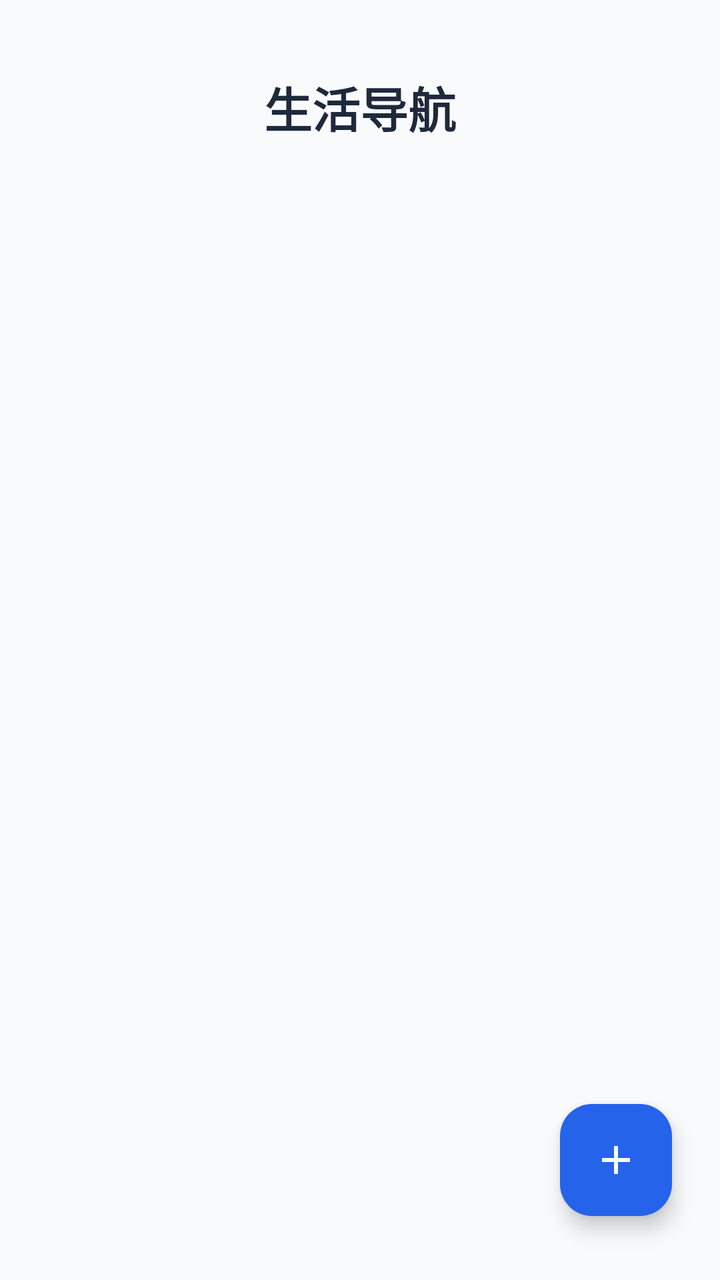
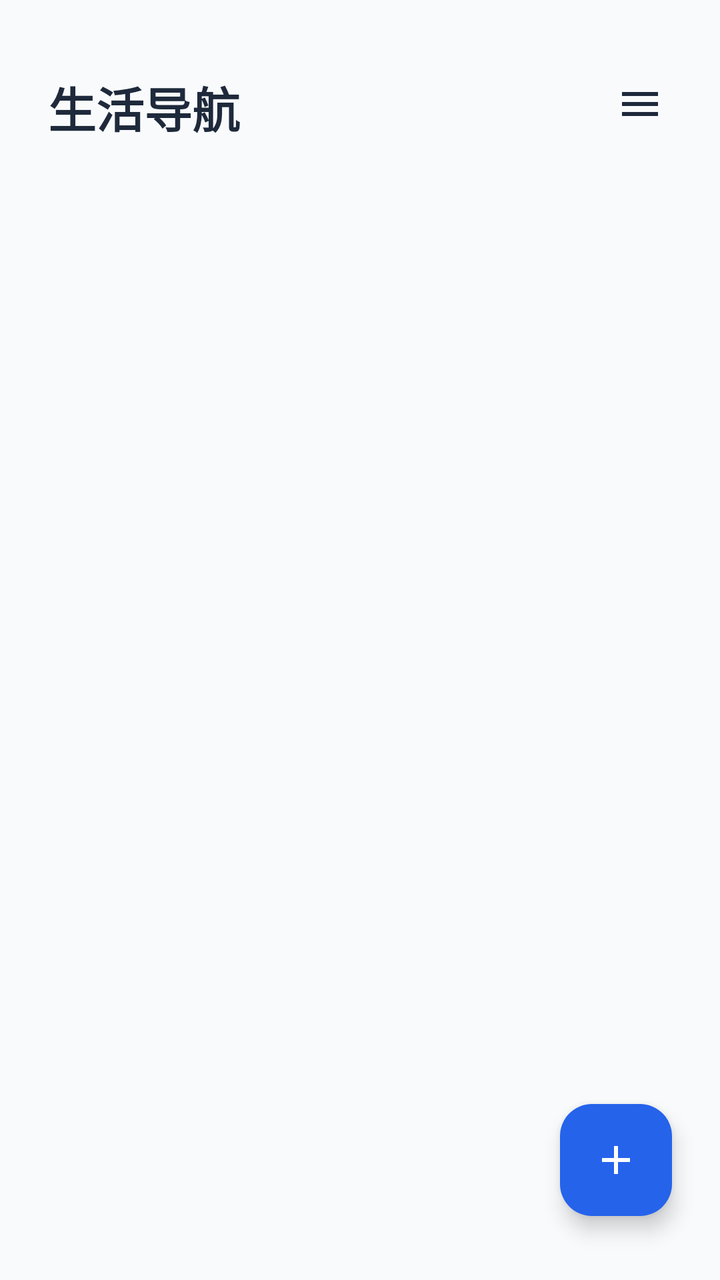

Before-and-after screenshots of an Android layout around one commit, followed by the original layout XML and the change that was made.
<!-- AndroidManifest.xml: application theme Theme.Daohang -->
<!-- res/layout/activity_main.xml -->
<?xml version="1.0" encoding="utf-8"?>
<androidx.constraintlayout.widget.ConstraintLayout xmlns:android="http://schemas.android.com/apk/res/android"
    xmlns:app="http://schemas.android.com/apk/res-auto"
    android:layout_width="match_parent"
    android:layout_height="match_parent"
    android:background="@color/bg_main">

    
    <TextView
        android:id="@+id/tvTitle"
        android:layout_width="wrap_content"
        android:layout_height="wrap_content"
        android:text="@string/app_name"
        android:textSize="24sp"
        android:textStyle="bold"
        android:textColor="@color/text_primary"
        android:layout_marginTop="36dp"
        app:layout_constraintTop_toTopOf="parent"
        app:layout_constraintStart_toStartOf="parent"
        app:layout_constraintEnd_toEndOf="parent" />

    
    <androidx.recyclerview.widget.RecyclerView
        android:id="@+id/recyclerView"
        android:layout_width="0dp"
        android:layout_height="0dp"
        android:layout_marginStart="24dp"
        android:layout_marginEnd="24dp"
        android:layout_marginTop="24dp"
        android:clipToPadding="false"
        app:layout_constraintTop_toBottomOf="@id/tvTitle"
        app:layout_constraintBottom_toBottomOf="parent"
        app:layout_constraintStart_toStartOf="parent"
        app:layout_constraintEnd_toEndOf="parent" />

    
    <com.google.android.material.floatingactionbutton.FloatingActionButton
        android:id="@+id/fabAdd"
        android:layout_width="wrap_content"
        android:layout_height="wrap_content"
        android:layout_marginEnd="24dp"
        android:layout_marginBottom="32dp"
        android:src="@drawable/ic_add"
        android:contentDescription="添加导航"
        app:backgroundTint="@color/primary"
        app:tint="@android:color/white"
        app:fabSize="normal"
        app:layout_constraintBottom_toBottomOf="parent"
        app:layout_constraintEnd_toEndOf="parent" />

</androidx.constraintlayout.widget.ConstraintLayout>
<!-- resources referenced by this layout -->
<resources>
  <color name="bg_main">#FFF8FAFC</color>
  <color name="primary">#FF2563EB</color>
  <color name="text_primary">#FF1E293B</color>
  <!-- drawable ic_add (drawable) -->
  <vector xmlns:android="http://schemas.android.com/apk/res/android"
      android:width="24dp"
      android:height="24dp"
      android:viewportWidth="24"
      android:viewportHeight="24">
      <path
          android:fillColor="#FFFFFFFF"
          android:pathData="M19,13h-6v6h-2v-6H5v-2h6V5h2v6h6v2z" />
  </vector>
  <string name="app_name">生活导航</string>
  <style name="Theme.Daohang" parent="Theme.Material3.Light.NoActionBar">
          <item name="colorPrimary">@color/primary</item>
          <item name="colorPrimaryDark">@color/primary_dark</item>
          <item name="colorAccent">@color/accent</item>
          <item name="android:statusBarColor">@color/toolbar_bg</item>
          <item name="android:windowLightStatusBar">true</item>
      </style>
  <color name="primary_dark">#FF1E40AF</color>
  <color name="accent">#FF3B82F6</color>
  <color name="toolbar_bg">#FFFFFFFF</color>
</resources>

<!-- the commit's change to res/layout/activity_main.xml (unified diff, before → after) -->
@@ -8,15 +8,32 @@
     
     <TextView
         android:id="@+id/tvTitle"
-        android:layout_width="wrap_content"
+        android:layout_width="0dp"
         android:layout_height="wrap_content"
         android:text="@string/app_name"
         android:textSize="24sp"
         android:textStyle="bold"
         android:textColor="@color/text_primary"
         android:layout_marginTop="36dp"
+        android:layout_marginStart="24dp"
+        android:gravity="center_vertical"
         app:layout_constraintTop_toTopOf="parent"
         app:layout_constraintStart_toStartOf="parent"
+        app:layout_constraintEnd_toStartOf="@id/btnSettings"
+        app:layout_constraintHorizontal_bias="0.0" />
+
+    
+    <ImageButton
+        android:id="@+id/btnSettings"
+        android:layout_width="40dp"
+        android:layout_height="40dp"
+        android:layout_marginEnd="20dp"
+        android:layout_marginTop="32dp"
+        android:src="@drawable/ic_menu"
+        android:background="?attr/selectableItemBackgroundBorderless"
+        android:contentDescription="设置"
+        app:tint="@color/text_primary"
+        app:layout_constraintTop_toTopOf="parent"
         app:layout_constraintEnd_toEndOf="parent" />
 
     
<!-- resource entries referenced after the edit -->
@@ -13,6 +13,16 @@
           android:fillColor="#FFFFFFFF"
           android:pathData="M19,13h-6v6h-2v-6H5v-2h6V5h2v6h6v2z" />
   </vector>
+  <!-- drawable ic_menu (drawable) -->
+  <vector xmlns:android="http://schemas.android.com/apk/res/android"
+      android:width="24dp"
+      android:height="24dp"
+      android:viewportWidth="24"
+      android:viewportHeight="24">
+      <path
+          android:fillColor="#000000"
+          android:pathData="M3,6h18v2H3V6zM3,11h18v2H3V11zM3,16h18v2H3V16z"/>
+  </vector>
   <string name="app_name">生活导航</string>
   <style name="Theme.Daohang" parent="Theme.Material3.Light.NoActionBar">
           <item name="colorPrimary">@color/primary</item>
